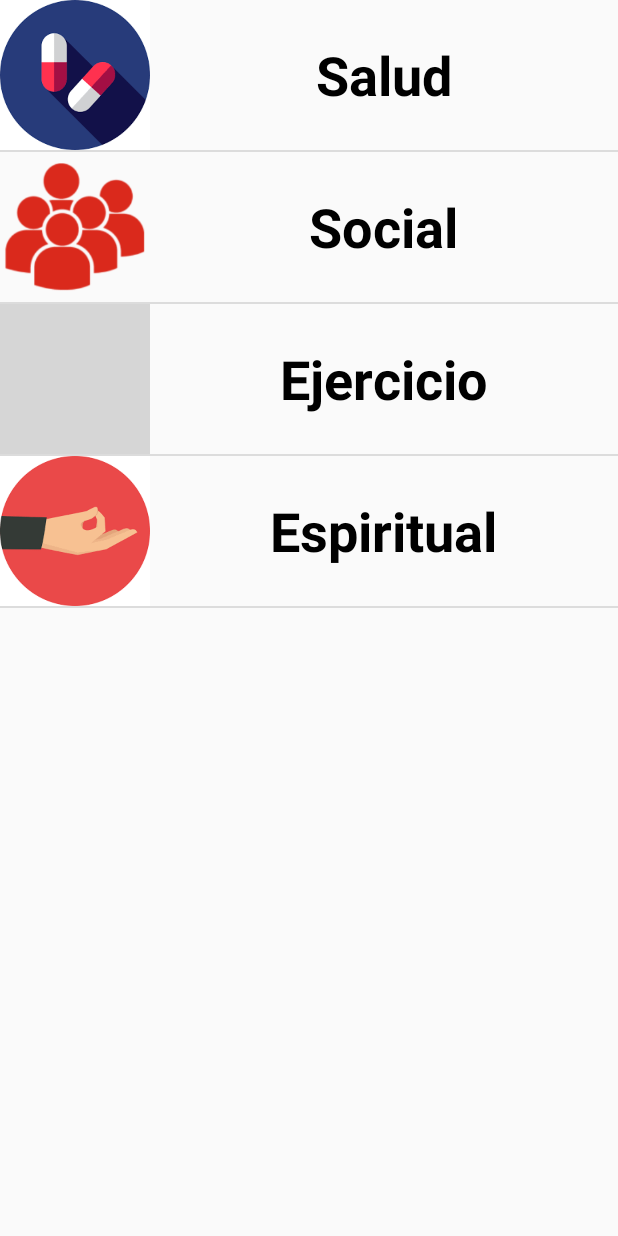
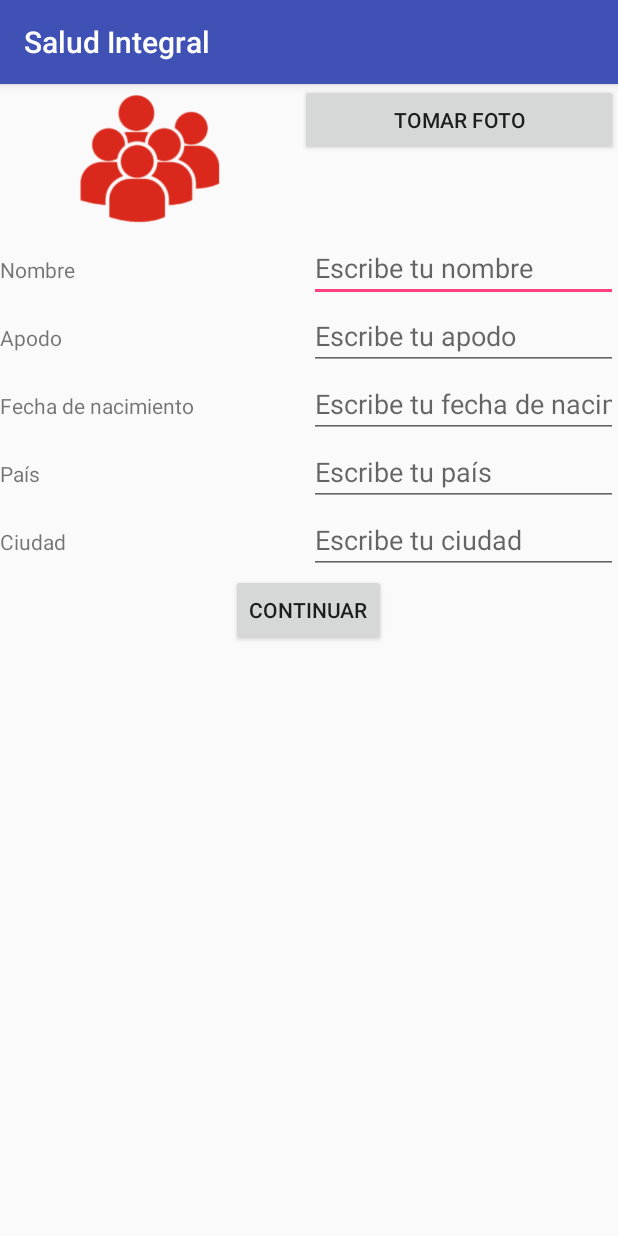
Before and after one commit to hdsalazar9/LosLinces-DesarrolloParaMoviles, an Android app: the screen it shows after launch (MainMenu before the commit, RegistroActivity after it), on a phone screen of 412 x 824 dp. Run offline under Robolectric (Android 15) with nearby library versions, the phone set to English and light mode, and no system bars; grey boxes are pictures that could not be loaded.

Commit message:
Add Registro Activity

```diff
--- a/app/src/main/java/itesm/mx/saludintegral/activities/MainActivity.java
+++ b/app/src/main/java/itesm/mx/saludintegral/activities/MainActivity.java
@@ -8,7 +8,11 @@ import android.content.Intent;
 import android.support.v7.app.AppCompatActivity;
 import android.os.Bundle;
 
+import java.util.ArrayList;
+
 import itesm.mx.saludintegral.R;
+import itesm.mx.saludintegral.controllers.InfoPersonalOperations;
+import itesm.mx.saludintegral.models.InfoPersonal;
 
 public class MainActivity extends AppCompatActivity {
 
@@ -23,8 +27,17 @@ public class MainActivity extends AppCompatActivity {
         menu principal de actividades.
 
          */
-
-        Intent i = new Intent(this, MainMenu.class);
-        startActivity(i);
+        InfoPersonalOperations database = new InfoPersonalOperations(getApplicationContext());
+        database.open();
+        ArrayList<InfoPersonal> arrInfo = database.getAllProducts();
+        System.out.println(arrInfo.size());
+        if(arrInfo.size() > 0){ //Si no esta vacio, ya se registro mandarlo al menu principal
+            Intent i = new Intent(this, MainMenu.class);
+            startActivity(i);
+        }
+        else{ //Si no se ha registrado, mandarlo a registrarse
+            Intent i = new Intent(this, RegistroActivity.class);
+            startActivity(i);
+        }
     }
 }
--- /dev/null
+++ b/app/src/main/java/itesm/mx/saludintegral/activities/RegistroActivity.java
@@ -0,0 +1,173 @@
+package itesm.mx.saludintegral.activities;
+
+import android.content.Intent;
+import android.graphics.Bitmap;
+import android.graphics.drawable.BitmapDrawable;
+import android.provider.MediaStore;
+import android.support.v7.app.AppCompatActivity;
+import android.os.Bundle;
+import android.view.View;
+import android.widget.Button;
+import android.widget.EditText;
+import android.widget.ImageView;
+import android.widget.Toast;
+
+import java.io.ByteArrayOutputStream;
+import java.text.ParseException;
+import java.text.SimpleDateFormat;
+import java.util.Date;
+
+import itesm.mx.saludintegral.R;
+import itesm.mx.saludintegral.controllers.InfoPersonalOperations;
+import itesm.mx.saludintegral.models.InfoPersonal;
+
+public class RegistroActivity extends AppCompatActivity implements View.OnClickListener {
+
+
+    //Para guardar la foto
+    public static final int REQUEST_CODE = 0;
+    private Bitmap bitmap;
+    private byte[] byteArray;
+
+    private Button btnContinue;
+    private Button btnTomarFoto;
+    private EditText etNombre;
+    private EditText etApodo;
+    private EditText etFechaDeNacimiento;
+    private EditText etPais;
+    private EditText etCiudad;
+    private ImageView ivFoto;
+
+    private InfoPersonalOperations database;
+
+
+    //Si llega aqui, es que no se ha registrado y tendra que registrarse
+    @Override
+    protected void onCreate(Bundle savedInstanceState) {
+        super.onCreate(savedInstanceState);
+        setContentView(R.layout.activity_registro);
+
+        database = new InfoPersonalOperations(getApplicationContext());
+        database.open();
+
+        btnContinue = (Button) findViewById(R.id.btn_activity_registro_continuar);
+        btnTomarFoto = (Button) findViewById(R.id.btn_activity_registro_TomarFoto);
+        etNombre = (EditText) findViewById(R.id.et_activity_registro_nombre);
+        etApodo = (EditText) findViewById(R.id.et_activity_registro_apodo);
+        etFechaDeNacimiento = (EditText) findViewById(R.id.et_activity_registro_fecha);
+        etPais = (EditText) findViewById(R.id.et_activity_registro_pais);
+        etCiudad = (EditText) findViewById(R.id.et_activity_registro_ciudad);
+        ivFoto = (ImageView) findViewById(R.id.iv_activity_registro_foto);
+
+        if(savedInstanceState != null){
+            byteArray = savedInstanceState.getByteArray("picture");
+        }
+
+        //Get imageview to byte array
+        bitmap = ((BitmapDrawable) ivFoto.getDrawable()).getBitmap();
+        ByteArrayOutputStream baos = new ByteArrayOutputStream();
+        bitmap.compress(Bitmap.CompressFormat.JPEG, 80, baos);
+        byteArray = baos.toByteArray();
+
+        btnContinue.setOnClickListener(this);
+        btnTomarFoto.setOnClickListener(this);
+    }
+
+    @Override
+    public void onClick(View v) {
+        switch (v.getId()){
+            case R.id.btn_activity_registro_TomarFoto:
+                Intent intent = new Intent(MediaStore.ACTION_IMAGE_CAPTURE);
+                //Validar camara celular
+                if (intent.resolveActivity(getPackageManager()) != null) {
+                    startActivityForResult(intent, REQUEST_CODE);
+                }
+                break;
+
+            case R.id.btn_activity_registro_continuar:
+                if(etNombre.getText().toString().equals("")) { //Si esta vacio el campo de nombre
+                    Toast.makeText(this, "Favor de registrar nombre", Toast.LENGTH_SHORT).show();
+                    break;
+                }
+                if(etApodo.getText().toString().equals("")){
+                    Toast.makeText(this, "Favor de registrar apodo", Toast.LENGTH_SHORT).show();
+                    break;
+                }
+                if(etFechaDeNacimiento.getText().toString().equals("")){
+                    //TODO: Checar por si es o no una fecha valida
+                    Toast.makeText(this, "Favor de registrar fecha de naciemiento", Toast.LENGTH_SHORT).show();
+                    break;
+                }
+                if(etPais.getText().toString().equals("")){
+                    Toast.makeText(this, "Favor de registrar país", Toast.LENGTH_SHORT).show();
+                    break;
+                }
+                if(etCiudad.getText().toString().equals("")){
+                    Toast.makeText(this, "Favor de registrar ciudad", Toast.LENGTH_SHORT).show();
+                    break;
+                }
+
+                ////Crear objeto infopersonal y guardarlo en base de datos
+                InfoPersonal infoPersonal = new InfoPersonal();
+
+                infoPersonal.setNombre(etNombre.getText().toString());
+                infoPersonal.setApodo(etApodo.getText().toString());
+                infoPersonal.setCiudad(etCiudad.getText().toString());
+                infoPersonal.setPais(etPais.getText().toString());
+                infoPersonal.setFoto(byteArray);
+
+                //Obtener la fecha desde lo escrito por el usuario
+                Date date = null;
+                SimpleDateFormat dateFormat = new SimpleDateFormat("YYYY-MM-DD");
+                try {
+                    date= dateFormat.parse(etFechaDeNacimiento.getText().toString());
+                } catch (ParseException e) {
+                    e.printStackTrace();
+                }
+                infoPersonal.setFechaNacimiento(date);
+
+                long id = database.addEvento(infoPersonal);
+                Toast.makeText(this, "Registrado satisfactoriamente! " + id, Toast.LENGTH_SHORT).show();
+                Intent i = new Intent(this, MainMenu.class);
+                startActivity(i);
+                break;
+        }
+    }
+
+    @Override
+    public void onActivityResult(int requestCode, int resultCode, Intent data){
+        super.onActivityResult(requestCode, resultCode, data);
+
+        //Se tomo exisotamente la foto, guardarla
+        if(requestCode == REQUEST_CODE && resultCode == RESULT_OK){
+            bitmap = (Bitmap) data.getExtras().get("data");
+            ivFoto.setImageBitmap(bitmap);
+            ivFoto.getLayoutParams().width = 200;
+            ivFoto.getLayoutParams().height = 200;
+
+            ByteArrayOutputStream stream = new ByteArrayOutputStream();
+            bitmap.compress(Bitmap.CompressFormat.JPEG, 80, stream);
+            byteArray = stream.toByteArray();
+        }
+
+
+    }
+
+    @Override
+    public void onSaveInstanceState(Bundle outState){
+        super.onSaveInstanceState(outState);
+        //Conservar imagen
+        outState.putByteArray("picture",byteArray);
+    }
+
+    @Override
+    public void onResume(){
+        database.open();
+        super.onResume();
+    }
+    @Override
+    public void onPause(){
+        database.close();
+        super.onPause();
+    }
+}
--- a/app/src/main/java/itesm/mx/saludintegral/controllers/InfoPersonalOperations.java
+++ b/app/src/main/java/itesm/mx/saludintegral/controllers/InfoPersonalOperations.java
@@ -87,7 +87,7 @@ public class InfoPersonalOperations {
 
     public ArrayList<InfoPersonal> getAllProducts(){
         ArrayList<InfoPersonal> listaInfoPersonal=new ArrayList<InfoPersonal>();
-        String query="SELECT * FROM "+DataBaseSchema.EventosTable.TABLE_NAME;
+        String query="SELECT * FROM "+DataBaseSchema.InfoPersonalTable.TABLE_NAME;
         try {
             Cursor cursor=db.rawQuery(query,null);
             if(cursor.moveToFirst()){
--- /dev/null
+++ b/app/src/main/res/layout/activity_registro.xml
@@ -0,0 +1,151 @@
+<?xml version="1.0" encoding="utf-8"?>
+<android.support.constraint.ConstraintLayout xmlns:android="http://schemas.android.com/apk/res/android"
+    xmlns:app="http://schemas.android.com/apk/res-auto"
+    xmlns:tools="http://schemas.android.com/tools"
+    android:layout_width="match_parent"
+    android:layout_height="match_parent"
+    tools:context="itesm.mx.saludintegral.activities.RegistroActivity">
+
+    <LinearLayout
+        android:layout_width="match_parent"
+        android:layout_height="match_parent"
+        android:orientation="vertical">
+
+        <LinearLayout
+            android:layout_width="match_parent"
+            android:layout_height="wrap_content"
+            android:orientation="horizontal">
+
+            <ImageView
+                android:id="@+id/iv_activity_registro_foto"
+                android:layout_width="100dp"
+                android:layout_height="100dp"
+                android:layout_weight="1"
+                app:srcCompat="@drawable/social_icon" />
+
+            <Button
+                android:id="@+id/btn_activity_registro_TomarFoto"
+                android:layout_width="wrap_content"
+                android:layout_height="wrap_content"
+                android:layout_weight="1"
+                android:text="@string/activity_registro_TomarFoto" />
+        </LinearLayout>
+
+        <LinearLayout
+            android:layout_width="match_parent"
+            android:layout_height="wrap_content"
+            android:orientation="horizontal">
+
+            <TextView
+                android:id="@+id/textView2"
+                android:layout_width="match_parent"
+                android:layout_height="wrap_content"
+                android:layout_weight="1"
+                android:text="@string/activity_registro_nombre" />
+
+            <EditText
+                android:id="@+id/et_activity_registro_nombre"
+                android:layout_width="match_parent"
+                android:layout_height="wrap_content"
+                android:layout_weight="1"
+                android:ems="10"
+                android:inputType="textPersonName"
+                android:hint="@string/activity_registro_nombre_hint" />
+        </LinearLayout>
+
+        <LinearLayout
+            android:layout_width="match_parent"
+            android:layout_height="wrap_content"
+            android:orientation="horizontal">
+
+            <TextView
+                android:id="@+id/textView3"
+                android:layout_width="match_parent"
+                android:layout_height="wrap_content"
+                android:layout_weight="1"
+                android:text="@string/activity_registro_apodo" />
+
+            <EditText
+                android:id="@+id/et_activity_registro_apodo"
+                android:layout_width="match_parent"
+                android:layout_height="wrap_content"
+                android:layout_weight="1"
+                android:ems="10"
+                android:inputType="textPersonName"
+                android:hint="@string/activity_registro_apodo_hint" />
+        </LinearLayout>
+
+        <LinearLayout
+            android:layout_width="match_parent"
+            android:layout_height="wrap_content"
+            android:orientation="horizontal">
+
+            <TextView
+                android:id="@+id/textView4"
+                android:layout_width="match_parent"
+                android:layout_height="wrap_content"
+                android:layout_weight="1"
+                android:text="@string/activity_registro_FechaNacimiento" />
+
+            <EditText
+                android:id="@+id/et_activity_registro_fecha"
+                android:layout_width="match_parent"
+                android:layout_height="wrap_content"
+                android:layout_weight="1"
+                android:ems="10"
+                android:inputType="textPersonName"
+                android:hint="@string/activity_registro_FechaNacimiento_hint" />
+        </LinearLayout>
+
+        <LinearLayout
+            android:layout_width="match_parent"
+            android:layout_height="wrap_content"
+            android:orientation="horizontal">
+
+            <TextView
+                android:id="@+id/textView5"
+                android:layout_width="match_parent"
+                android:layout_height="wrap_content"
+                android:layout_weight="1"
+                android:text="@string/activity_registro_pais" />
+
+            <EditText
+                android:id="@+id/et_activity_registro_pais"
+                android:layout_width="match_parent"
+                android:layout_height="wrap_content"
+                android:layout_weight="1"
+                android:ems="10"
+                android:inputType="textPersonName"
+                android:hint="@string/activity_registro_pais_hint" />
+        </LinearLayout>
+
+        <LinearLayout
+            android:layout_width="match_parent"
+            android:layout_height="wrap_content"
+            android:orientation="horizontal">
+
+            <TextView
+                android:id="@+id/textView6"
+                android:layout_width="match_parent"
+                android:layout_height="wrap_content"
+                android:layout_weight="1"
+                android:text="@string/activity_registro_ciudad" />
+
+            <EditText
+                android:id="@+id/et_activity_registro_ciudad"
+                android:layout_width="match_parent"
+                android:layout_height="wrap_content"
+                android:layout_weight="1"
+                android:ems="10"
+                android:inputType="textPersonName"
+                android:hint="@string/activity_registro_ciudad_hint" />
+        </LinearLayout>
+
+        <Button
+            android:id="@+id/btn_activity_registro_continuar"
+            android:layout_width="wrap_content"
+            android:layout_height="wrap_content"
+            android:text="@string/activity_registro_Continuar"
+            android:layout_gravity="center"/>
+    </LinearLayout>
+</android.support.constraint.ConstraintLayout>
--- a/app/src/main/res/values/strings.xml
+++ b/app/src/main/res/values/strings.xml
@@ -1,3 +1,16 @@
 <resources>
     <string name="app_name">Salud Integral</string>
+    <string name="activity_registro_TomarFoto">Tomar Foto</string>
+    <string name="activity_registro_MensajeInicial">Regístrate para comenzar a usar la aplicación</string>
+    <string name="activity_registro_nombre">Nombre</string>
+    <string name="activity_registro_nombre_hint">Escribe tu nombre</string>
+    <string name="activity_registro_apodo">Apodo</string>
+    <string name="activity_registro_apodo_hint">Escribe tu apodo</string>
+    <string name="activity_registro_FechaNacimiento">Fecha de nacimiento</string>
+    <string name="activity_registro_FechaNacimiento_hint">Escribe tu fecha de nacimiento</string>
+    <string name="activity_registro_pais">País</string>
+    <string name="activity_registro_pais_hint">Escribe tu país</string>
+    <string name="activity_registro_ciudad">Ciudad</string>
+    <string name="activity_registro_ciudad_hint">Escribe tu ciudad</string>
+    <string name="activity_registro_Continuar">Continuar</string>
 </resources>
```
Also changed, not shown: app/src/main/AndroidManifest.xml (+4 -4 lines), app/src/main/res/drawable/manuser.png (added).
